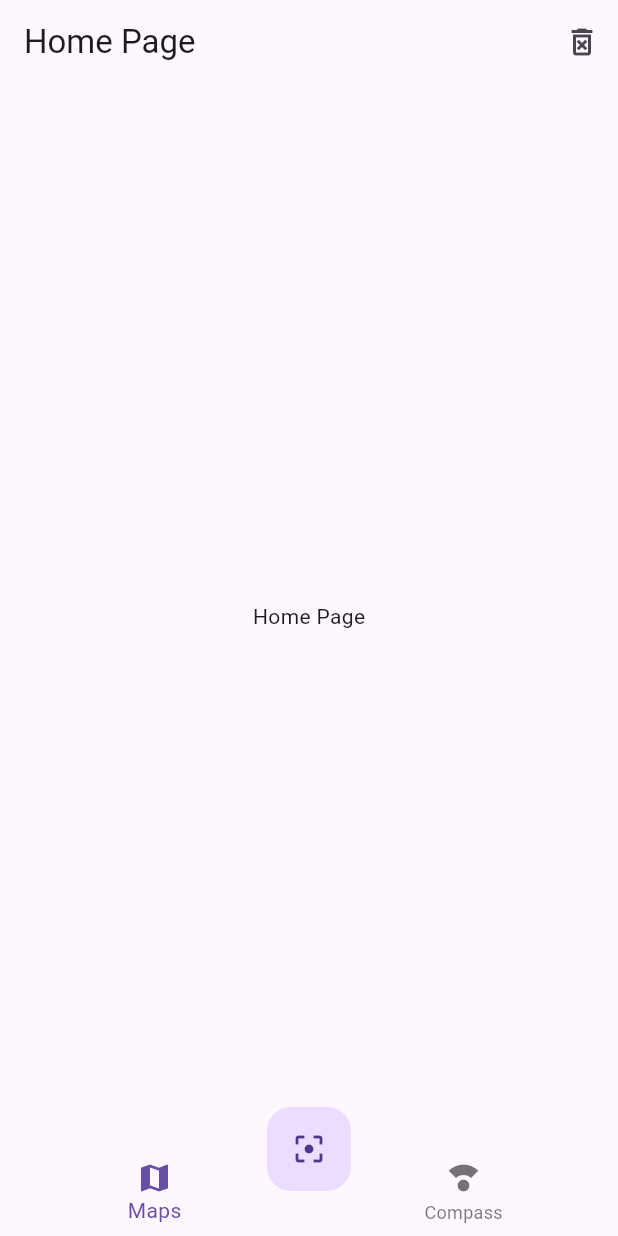
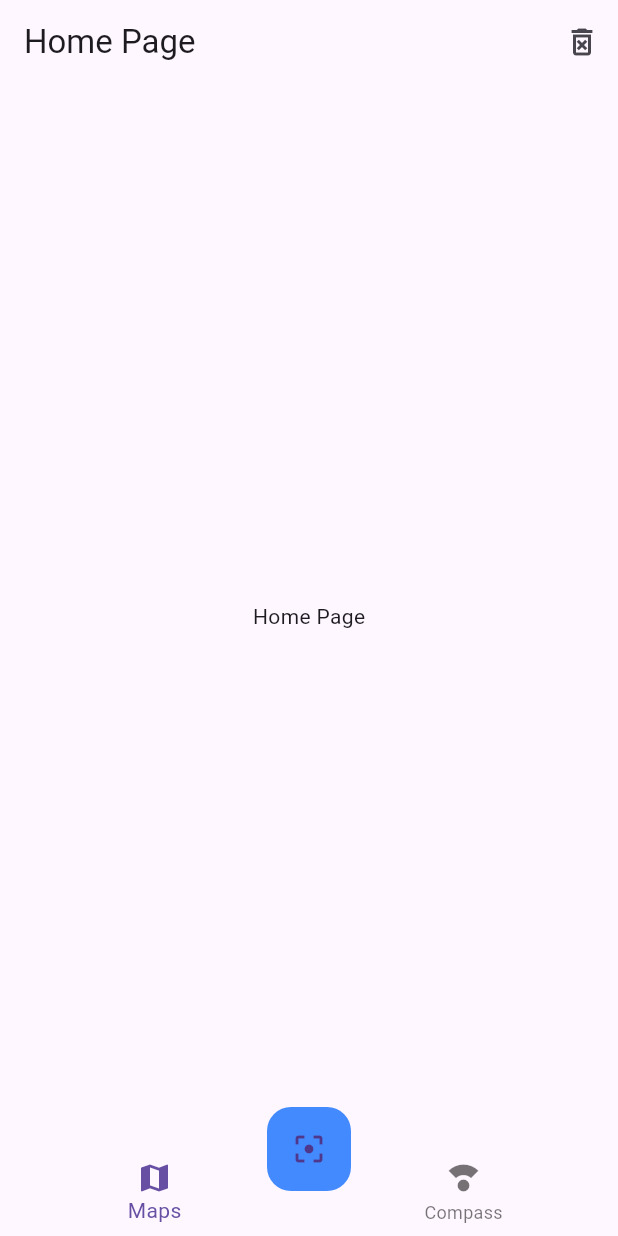
Before and after one commit to ByteRaider/scannerQR_APP, a Flutter app: the screen it shows after launch, on a phone screen of 412 x 824 dp. Run offline on Flutter 3.47's test engine with Material 3 defaults, Android fonts, the phone set to English and light mode, and no system bars; Roboto replaces fonts that are missing (OpenSans).

Commit message:
Add themedata

```diff
--- a/lib/main.dart
+++ b/lib/main.dart
@@ -6,9 +6,25 @@ void main() => runApp(MyApp());
 class MyApp extends StatelessWidget {
   @override
   Widget build(BuildContext context) {
-    return MaterialApp(title: 'QR Reader', initialRoute: 'home', routes: {
-      '/': (_) => const HomePage(),
-      'map': (_) => const MapPage(),
-    });
+    var themeData = ThemeData(
+      primarySwatch: Colors.blue,
+      floatingActionButtonTheme: const FloatingActionButtonThemeData(
+        backgroundColor: Colors.blueAccent,
+      ),
+      visualDensity: VisualDensity.adaptivePlatformDensity,
+      appBarTheme: const AppBarTheme(elevation: 0),
+      fontFamily: 'OpenSans',
+    );
+
+    return MaterialApp(
+      debugShowCheckedModeBanner: false,
+      title: 'QR Reader',
+      initialRoute: 'home',
+      routes: {
+        '/': (_) => const HomePage(),
+        'map': (_) => const MapPage(),
+      },
+      theme: themeData,
+    );
   }
 }
```
